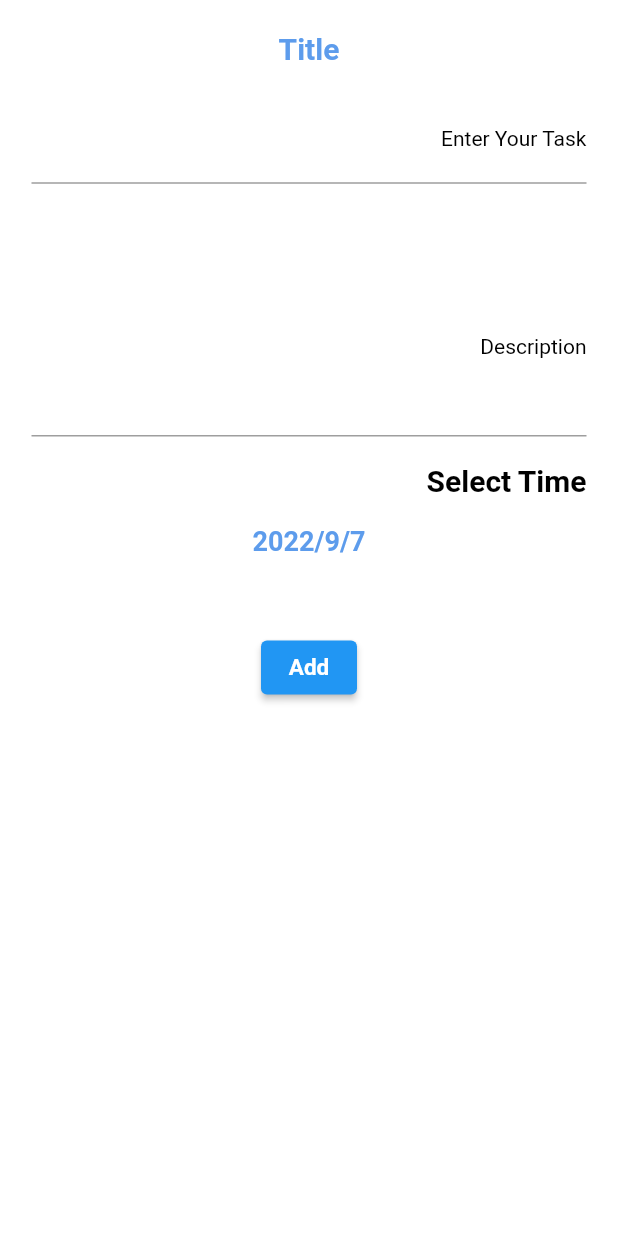
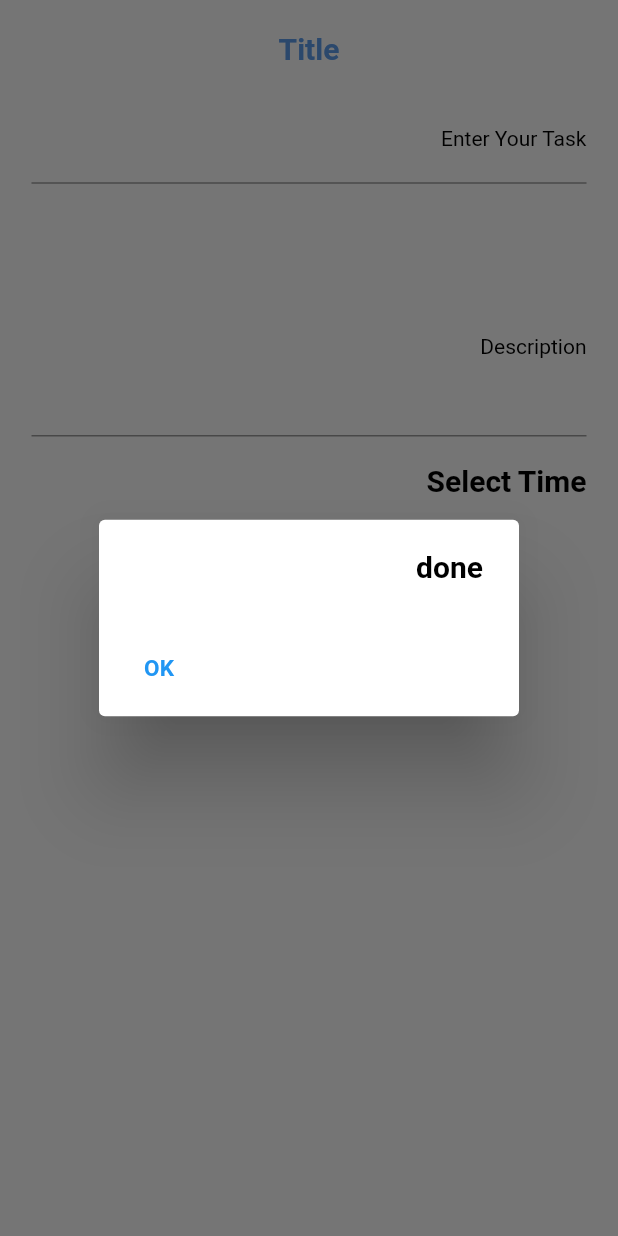
Before and after one commit to Amr7Gamal/Tode, a Flutter app: the TaskAdd widget shown alone on an empty page, opened directly, after a tap on "Add", on a phone screen of 412 x 824 dp. Run offline on Flutter 3.47's test engine with Material 2 defaults, Android fonts, the phone set to English and light mode, and no system bars; our stand-ins replace calendar_timeline, cloud_firestore, firebase_core, flutter_slidable, shared_preferences; accounts and stored records are empty; generated files the repository leaves out were written again.

Commit message:
Supported deletion of task and automatic update of tasks

```diff
--- /dev/null
+++ b/lib/date.dart
@@ -0,0 +1,3 @@
+DateTime dateOnly(DateTime dateTime) {
+  return DateTime(dateTime.year, dateTime.month, dateTime.day);
+}
--- a/lib/datebase/taskData.dart
+++ b/lib/datebase/taskData.dart
@@ -13,7 +13,7 @@ class TaskData {
             title: date["title"],
             description: date["descripion"],
             id: date["id"],
-            dateTime: DateTime.fromMicrosecondsSinceEpoch(date["dateTime"]),
+            dateTime: DateTime.fromMillisecondsSinceEpoch(date["dateTime"]),
             isDone: date["isDone"]);
 
   Map<String, dynamic> toFirestore() {
@@ -21,7 +21,7 @@ class TaskData {
       "title": title,
       "descripion": description,
       "id": id,
-      "dateTime": dateTime?.microsecondsSinceEpoch,
+      "dateTime": dateTime?.millisecondsSinceEpoch,
       "isDone": isDone
     };
   }
--- a/lib/home.dart
+++ b/lib/home.dart
@@ -54,7 +54,6 @@ class _HomeState extends State<Home> {
           ),
           onPressed: () {
             showTaskAdd();
-            setState(() {});
           },
           child: Icon(Icons.add),
         ),
--- /dev/null
+++ b/lib/showMessage.dart
@@ -0,0 +1,62 @@
+import 'package:flutter/material.dart';
+
+void showMessage(BuildContext context, message,
+    {String? buttonTextOne,
+    VoidCallback? buttonActionOne,
+    String? buttonTextTwo,
+    VoidCallback? buttonActionTwo,
+    bool isCanceLable = true}) {
+  List<Widget> actions = [];
+  if (buttonTextOne != null) {
+    actions.add(TextButton(
+        onPressed: () {
+          Navigator.pop(context);
+          buttonActionOne;
+        },
+        child: Text(buttonTextOne)));
+  }
+  if (buttonTextTwo != null) {
+    actions.add(TextButton(
+        onPressed: () {
+          Navigator.pop(context);
+          buttonActionTwo;
+        },
+        child: Text(buttonTextTwo)));
+  }
+
+  showDialog(
+      context: context,
+      builder: (_) {
+        return AlertDialog(
+            content: Text(
+              message,
+              style: Theme.of(context).textTheme.headline2,
+            ),
+            actions: actions);
+      },
+      barrierDismissible: isCanceLable);
+}
+
+void showLoading(BuildContext context, String loadingMessage,
+    {bool isCanceLable = true}) {
+  showDialog(
+      context: context,
+      builder: (_) {
+        return AlertDialog(
+          content: Row(
+            children: [
+              CircularProgressIndicator(),
+              SizedBox(
+                width: 15,
+              ),
+              Text(loadingMessage),
+            ],
+          ),
+        );
+      },
+      barrierDismissible: isCanceLable);
+}
+
+void hideLoading(BuildContext context) {
+  Navigator.pop(context);
+}
--- a/lib/tasks/taskAdd.dart
+++ b/lib/tasks/taskAdd.dart
@@ -1,7 +1,9 @@
 import 'package:flutter/material.dart';
+import 'package:todo/date.dart';
 import 'package:todo/datebase/my_datebase.dart';
 import 'package:todo/datebase/taskData.dart';
 import 'package:todo/myTheme.dart';
+import 'package:todo/showMessage.dart';
 
 class TaskAdd extends StatefulWidget {
   @override
@@ -112,13 +114,25 @@ class _TaskAddState extends State<TaskAdd> {
       TaskData task = TaskData(
         title: title,
         description: description,
-        dateTime: selectedDate,
+        dateTime: dateOnly(selectedDate),
         isDone: false,
       );
-      MyDateBase.insertTask(task)
-          .then((value) {})
-          .onError((error, stackTrace) {})
-          .timeout(Duration(seconds: 6), onTimeout: () {});
+
+      showLoading(context, "Loading . .. ", isCanceLable: false);
+
+      MyDateBase.insertTask(task).then((value) {
+        hideLoading(context);
+        showMessage(context, "done",
+            buttonTextOne: "OK", buttonActionOne: () {});
+      }).onError((error, stackTrace) {
+        hideLoading(context);
+
+        showMessage(context, "error");
+      }).timeout(Duration(seconds: 6), onTimeout: () {
+        hideLoading(context);
+
+        showMessage(context, "done cache");
+      });
     }
   }
 }
--- a/lib/tasks/taskItem.dart
+++ b/lib/tasks/taskItem.dart
@@ -1,42 +1,65 @@
 import 'package:flutter/material.dart';
 import 'package:flutter_slidable/flutter_slidable.dart';
 import 'package:provider/provider.dart';
+import 'package:todo/datebase/my_datebase.dart';
 import 'package:todo/myTheme.dart';
 import 'package:todo/provider/setting_provider.dart';
+import 'package:todo/showMessage.dart';
+
+import '../datebase/taskData.dart';
 
 class Task extends StatelessWidget {
-  String taskName, date;
+  TaskData task;
 
-  Task({required this.taskName, required this.date});
+  Task(this.task);
 
   @override
   Widget build(BuildContext context) {
+    DateTime? date = task.dateTime;
     var settingsProvider = Provider.of<SettingProvider>(context);
-    return Slidable(
+    return Container(
+      margin: EdgeInsets.all(20),
+      child: Slidable(
         startActionPane: ActionPane(
           motion: DrawerMotion(),
           children: [
             SlidableAction(
-            onPressed: (_) {},
+              onPressed: (_) {
+                MyDateBase.deleteTask(task).then((value) {
+                  showMessage(context, "done delete task", buttonTextOne: "Ok");
+                }).onError((error, stackTrace) {
+                  showMessage(context, "Error", buttonTextOne: "Ok");
+                }).timeout((Duration(seconds: 5)), onTimeout: () {
+                  showMessage(context, "done delete in local",
+                      buttonTextOne: "Ok");
+                });
+              },
               icon: Icons.delete,
+              label: "Delete",
+              borderRadius: BorderRadius.only(
+                  topLeft: Radius.circular(12),
+                  bottomLeft: Radius.circular(12)),
               backgroundColor: MyTheme.redColor,
             ),
           ],
         ),
         child: Container(
           padding: EdgeInsets.all(10),
-        margin: EdgeInsets.all(20),
           width: double.infinity,
           height: 115,
           decoration: BoxDecoration(
-            borderRadius: BorderRadius.circular(20),
+              borderRadius: BorderRadius.only(
+                  topRight: Radius.circular(12),
+                  bottomRight: Radius.circular(12)),
               color: Theme.of(context).backgroundColor),
           child: Row(
             children: [
               Container(
                 height: double.infinity,
                 width: 4,
-              margin: EdgeInsets.symmetric(vertical: 1, horizontal: 18),
+                padding: EdgeInsets.symmetric(horizontal: 21),
+                margin: EdgeInsets.symmetric(vertical: 1, horizontal: 14),
+                color: Theme.of(context).primaryColor,
               ),
               Expanded(
                 child: Column(
@@ -44,7 +67,7 @@ class Task extends StatelessWidget {
                   crossAxisAlignment: CrossAxisAlignment.start,
                   children: [
                     Text(
-                    taskName,
+                      task.title ?? "",
                       style: Theme.of(context).textTheme.headline2,
                     ),
                     SizedBox(
@@ -62,7 +85,7 @@ class Task extends StatelessWidget {
                           width: 4,
                         ),
                         Text(
-                        date,
+                          "${date!.year}/${date.month}/${date.day}",
                           style: Theme.of(context).textTheme.headline4,
                         )
                       ],
@@ -81,6 +104,7 @@ class Task extends StatelessWidget {
             ],
           ),
         ),
+      ),
     );
   }
 }
--- a/lib/tasks/tasks_tab.dart
+++ b/lib/tasks/tasks_tab.dart
@@ -1,23 +1,36 @@
 import 'package:calendar_timeline/calendar_timeline.dart';
+import 'package:cloud_firestore/cloud_firestore.dart';
 import 'package:flutter/material.dart';
 import 'package:provider/provider.dart';
+import 'package:todo/datebase/my_datebase.dart';
+import 'package:todo/datebase/taskData.dart';
 import 'package:todo/provider/setting_provider.dart';
 import 'package:todo/tasks/taskItem.dart';
 
-class Tasks extends StatelessWidget {
+class Tasks extends StatefulWidget {
+  @override
+  State<Tasks> createState() => _TasksState();
+}
+
+class _TasksState extends State<Tasks> {
+  DateTime dateSelected = DateTime.now();
+
   @override
   Widget build(BuildContext context) {
     var settingProvider = Provider.of<SettingProvider>(context);
-
     return Column(
       children: [
         Container(
           padding: EdgeInsets.symmetric(vertical: 8),
           child: CalendarTimeline(
-            initialDate: DateTime.now(),
+            initialDate: dateSelected,
             firstDate: DateTime.now().subtract(Duration(days: 365)),
             lastDate: DateTime.now().add(Duration(days: 365)),
-            onDateSelected: (date) => () {},
+            onDateSelected: (date) {
+              setState(() {
+                dateSelected = date;
+              });
+            },
             showYears: true,
             leftMargin: 20,
             monthColor: Colors.blueGrey,
@@ -30,13 +43,26 @@ class Tasks extends StatelessWidget {
           ),
         ),
         Expanded(
-          child: ListView.builder(
-            itemBuilder: (BuildContext context, int index) {
-              return Task(taskName: "Task ${index + 1}", date: "10:30 AM");
-            },
-            itemCount: 6,
-          ),
-        ),
+            child: StreamBuilder<QuerySnapshot<TaskData>>(
+          stream: MyDateBase.listenForTasksRealTimeUpdetes(dateSelected),
+          builder: (BuildContext, snapshot) {
+            if (snapshot.hasError) {
+              return Text("Error");
+            } else if (snapshot.connectionState == ConnectionState.waiting) {
+              return Center(
+                child: CircularProgressIndicator(),
+              );
+            }
+
+            var date = snapshot.data!.docs.map((docs) => docs.data()).toList();
+            return ListView.builder(
+              itemBuilder: (BuildContext, index) {
+                return Task(date![index]);
+              },
+              itemCount: date!.length,
+            );
+          },
+        )),
       ],
     );
   }
```
Also changed, not shown: lib/datebase/my_datebase.dart (+21 -0 lines). Lines whose indentation alone changed are shown as unchanged.
